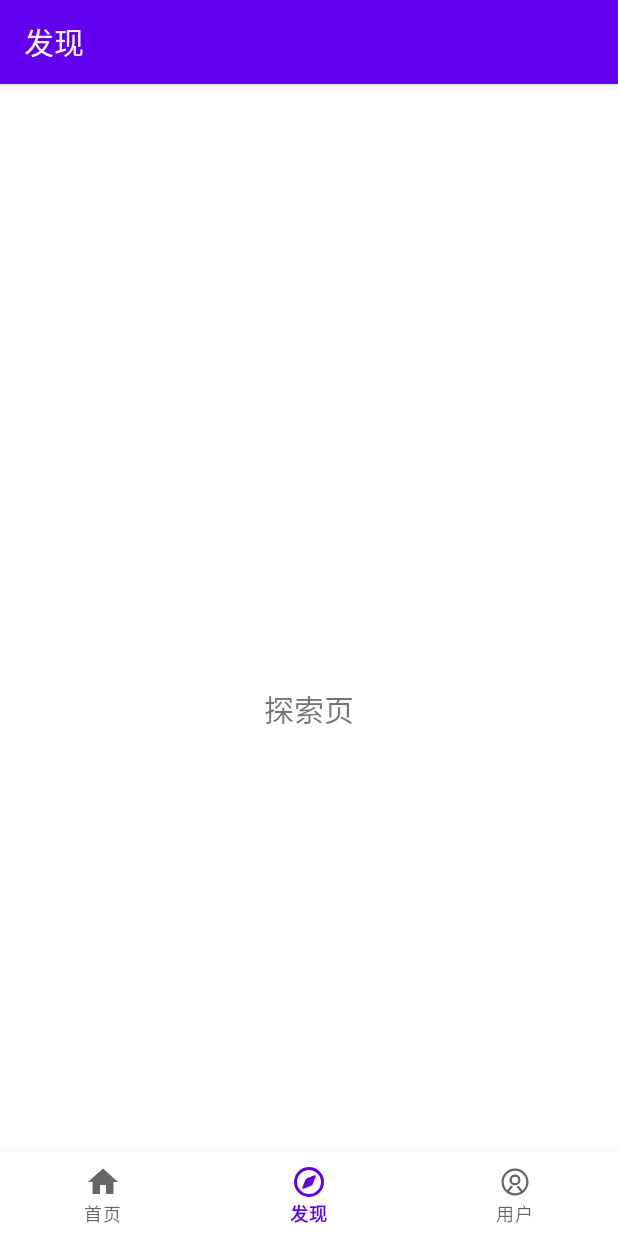
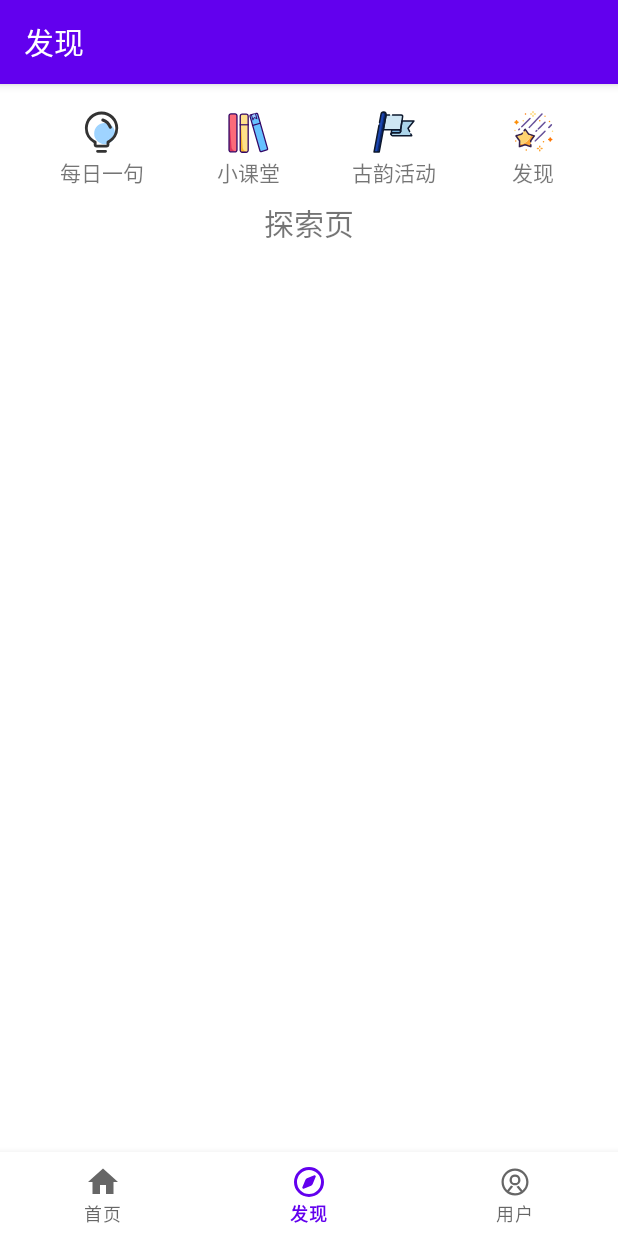
Before and after one commit to Uzemiu/guyunwu, an Android app: the ExploreFragment screen opened through its navigation route, on a phone screen of 412 x 824 dp. Run offline under Robolectric (Android 15) with nearby library versions, the phone set to English and light mode, and no system bars; our stand-ins replace navigation-ui.

Commit message:
feat: 每日一句

```diff
--- a/app/src/main/java/com/example/guyunwu/MainActivity.java
+++ b/app/src/main/java/com/example/guyunwu/MainActivity.java
@@ -2,6 +2,8 @@ package com.example.guyunwu;
 
 import android.os.Bundle;
 import com.google.android.material.bottomnavigation.BottomNavigationView;
+
+import androidx.appcompat.app.ActionBar;
 import androidx.appcompat.app.AppCompatActivity;
 import androidx.navigation.NavController;
 import androidx.navigation.Navigation;
--- /dev/null
+++ b/app/src/main/res/drawable/explore_book.xml
@@ -0,0 +1,42 @@
+<vector xmlns:android="http://schemas.android.com/apk/res/android"
+    android:width="32dp"
+    android:height="32dp"
+    android:viewportWidth="1024"
+    android:viewportHeight="1024">
+  <path
+      android:pathData="M253.5,933.3H130.7c-11.2,0 -21.4,-9.3 -21.4,-21.4V146.5c0,-10.2 8.4,-19.5 19.5,-19.5h124.6c11.2,0 21.4,9.3 21.4,21.4v764.5c0,11.2 -9.3,20.5 -21.4,20.5z"
+      android:fillColor="#DD365E"/>
+  <path
+      android:pathData="M256.3,933.3c9.3,2.8 18.6,-8.4 18.6,-18.6V145.6c0,-10.2 -8.4,-18.6 -18.6,-18.6H128.8c-10.2,0 -18.6,8.4 -18.6,18.6l49.3,687.3s-4.7,67.9 96.7,100.4z"
+      android:fillColor="#FC6B79"/>
+  <path
+      android:pathData="M234.9,138.1c15.8,0 27.9,12.1 27.9,27.9v728.2c0,15.8 -12.1,27.9 -27.9,27.9H149.3c-15.8,0 -27.9,-12.1 -27.9,-27.9V166c0,-15.8 12.1,-27.9 27.9,-27.9h85.6m0,-27.9H149.3c-30.7,0 -55.8,25.1 -55.8,55.8v728.2c0,30.7 25.1,55.8 55.8,55.8h85.6c30.7,0 55.8,-25.1 55.8,-55.8V166c0,-30.7 -24.2,-55.8 -55.8,-55.8z"
+      android:fillColor="#330867"/>
+  <path
+      android:pathData="M492.5,941.7H369.7c-11.2,0 -21.4,-9.3 -21.4,-21.4V154.9c0,-10.2 8.4,-19.5 19.5,-19.5h124.6c11.2,0 21.4,9.3 21.4,21.4V921.2c-0.9,11.2 -10.2,20.5 -21.4,20.5z"
+      android:fillColor="#F9B52B"/>
+  <path
+      android:pathData="M494.3,941.7c9.3,2.8 18.6,-8.4 18.6,-18.6V153.9c0,-10.2 -8.4,-18.6 -18.6,-18.6H366.9c-10.2,0 -18.6,8.4 -18.6,18.6l49.3,687.3s-3.7,67.9 96.7,100.4z"
+      android:fillColor="#FFE08A"/>
+  <path
+      android:pathData="M473.9,146.5c15.8,0 27.9,12.1 27.9,27.9V902.6c0,15.8 -12.1,27.9 -27.9,27.9h-85.6c-15.8,0 -27.9,-12.1 -27.9,-27.9V174.4c0,-15.8 12.1,-27.9 27.9,-27.9h85.6m0,-27.9h-85.6c-30.7,0 -55.8,25.1 -55.8,55.8V902.6c0,30.7 25.1,55.8 55.8,55.8h85.6c30.7,0 55.8,-25.1 55.8,-55.8V174.4c0,-30.7 -25.1,-55.8 -55.8,-55.8z"
+      android:fillColor="#330867"/>
+  <path
+      android:pathData="M332.5,345.5h197.2v25.1H332.5z"
+      android:fillColor="#330867"/>
+  <path
+      android:pathData="M912.8,893.3l-118.1,33.5c-11.2,2.8 -22.3,-2.8 -26,-13.9L557.6,175.3c-2.8,-10.2 2.8,-20.5 13,-23.3l120,-34.4c11.2,-2.8 22.3,3.7 26,13.9l211.1,734.7c2.8,12.1 -3.7,23.3 -14.9,27z"
+      android:fillColor="#66C1FF"/>
+  <path
+      android:pathData="M696.1,127.9c3.7,0 7.4,1.9 9.3,6.5l211.1,735.6c1.9,4.7 -1.9,10.2 -6.5,11.2l-118.1,33.5h-2.8c-3.7,0 -7.4,-1.9 -9.3,-6.5L568.7,174.4c-0.9,-2.8 0,-5.6 0.9,-7.4 0.9,-0.9 2.8,-3.7 5.6,-4.7l118.1,-33.5c0.9,0 1.9,-0.9 2.8,-0.9m0,-27.9c-3.7,0 -6.5,0.9 -10.2,1.9L567.8,135.4c-19.5,5.6 -31.6,26 -25.1,45.6L753.8,916.5c4.7,16.7 19.5,27 35.3,27 3.7,0 6.5,-0.9 10.2,-1.9l118.1,-33.5c19.5,-5.6 31.6,-26 25.1,-45.6L732.4,127c-4.7,-15.8 -19.5,-27 -36.3,-27z"
+      android:fillColor="#330867"/>
+  <path
+      android:pathData="M595.1,363.1l189.5,-54.3 6.9,24.1 -189.5,54.4z"
+      android:fillColor="#330867"/>
+  <path
+      android:pathData="M584.5,140.9l84.6,-24.2 32.5,113.5 -46.5,-23.3c-0.9,-0.9 -2.8,-1.9 -3.7,-1.9 -2.8,0 -6.5,1.9 -8.4,4.7l-27,43.7 -31.6,-112.5z"
+      android:fillColor="#99CAFF"/>
+  <path
+      android:pathData="M662.7,127.9l24.2,83.7 -27,-13.9c-2.8,-0.9 -5.6,-1.9 -8.4,-1.9 -6.5,0 -12.1,2.8 -15.8,9.3l-15.8,26 -24.2,-83.7 67,-19.5m13,-23.3L572.5,134.4 608.7,260.9c0.9,3.7 3.7,5.6 7.4,5.6 2.8,0 4.7,-0.9 6.5,-3.7L651.5,214.4l50.2,25.1c0.9,0.9 1.9,0.9 3.7,0.9 4.7,0 8.4,-4.7 7.4,-9.3l-37.2,-126.5z"
+      android:fillColor="#330867"/>
+</vector>
--- /dev/null
+++ b/app/src/main/res/drawable/explore_bulb.xml
@@ -0,0 +1,15 @@
+<vector xmlns:android="http://schemas.android.com/apk/res/android"
+    android:width="32dp"
+    android:height="32dp"
+    android:viewportWidth="1024"
+    android:viewportHeight="1024">
+  <path
+      android:pathData="M567.8,545.3m-222.5,0a222.5,222.5 0,1 0,444.9 0,222.5 222.5,0 1,0 -444.9,0Z"
+      android:fillColor="#9FD4FF"/>
+  <path
+      android:pathData="M534.4,222.9a36.3,36.3 0,0 1,5.4 1.2C624,250.2 688.1,312.6 720.6,400.6a31.5,31.5 0,0 1,-2 26.3A32.8,32.8 0,0 1,696.8 443.2a33.4,33.4 0,0 1,-11.4 0.5,32.3 32.3,0 0,1 -26.2,-20.8c-25.2,-68.1 -74.4,-116.4 -138.5,-136.4a32.7,32.7 0,0 1,13.7 -63.7zM416.9,955.5a30.2,30.2 0,0 1,0 -60.4h171.2a30.2,30.2 0,0 1,0 60.4z"
+      android:fillColor="#333333"/>
+  <path
+      android:pathData="M399.8,843.9a64.5,64.5 0,0 1,-64.5 -64.5v-34.1l-2.2,-1.1a338.7,338.7 0,0 1,-136.3 -128.8,368.2 368.2,0 0,1 -49.8,-187.4 355.5,355.5 0,1 1,711 0,368.4 368.4,0 0,1 -49.8,187.4 338.3,338.3 0,0 1,-136.3 128.8l-2.2,1.1v34.1a64.5,64.5 0,0 1,-64.5 64.5zM609.3,783.5v-59.4a30.1,30.1 0,0 1,18 -25.4c105.1,-45.9 170.4,-149.5 170.4,-270.5a295.1,295.1 0,0 0,-590.1 0c0,121 65.3,224.6 170.4,270.5a30.1,30.1 0,0 1,18.1 28.7v56.1z"
+      android:fillColor="#333333"/>
+</vector>
--- /dev/null
+++ b/app/src/main/res/drawable/explore_flag.xml
@@ -0,0 +1,36 @@
+<vector xmlns:android="http://schemas.android.com/apk/res/android"
+    android:width="32dp"
+    android:height="32dp"
+    android:viewportWidth="1024"
+    android:viewportHeight="1024">
+  <path
+      android:pathData="M653.8,496.3a31.5,31.5 0,0 1,-31.5 31.5h-141.8a31.5,31.5 0,0 0,-22.2 9.3l-1.4,1.6a27.4,27.4 0,0 0,-6.1 10.6L464.8,464.8h157.5a31.5,31.5 0,0 1,31.5 31.5z"
+      android:fillColor="#76B4E2"/>
+  <path
+      android:pathData="M343.6,140.9a55.6,55.6 0,0 1,0 8.8v1.1L284.6,464.8 197,937.3H86.8l149.3,-806.2a54.3,54.3 0,0 1,29.5 -38.9A57.2,57.2 0,0 1,289.3 86.8a54.3,54.3 0,0 1,54.3 54.2z"
+      android:fillColor="#0A2872"/>
+  <path
+      android:pathData="M296.4,140.9a55.6,55.6 0,0 1,0 8.8v1.1L237.3,464.8 149.8,937.3H86.8l149.3,-806.2a54.3,54.3 0,0 1,29.5 -38.9,54.3 54.3,0 0,1 30.9,48.8z"
+      android:fillColor="#1B45AF"/>
+  <path
+      android:pathData="M695.6,186L682.1,275.8l-26,173.3 -2.4,15.8v31.5a31.5,31.5 0,0 0,-31.5 -31.5H284.6l58.1,-313.9V149.8h321.8a31.5,31.5 0,0 1,31.2 36.2z"
+      android:fillColor="#CEE6F4"/>
+  <path
+      android:pathData="M937.3,275.8l-126,157.5 78.8,157.5H480.5a31.5,31.5 0,0 1,-28.7 -18.6A29.8,29.8 0,0 1,449 559.3l1.6,-9.8a27.4,27.4 0,0 1,6.1 -10.6l1.4,-1.6A31.5,31.5 0,0 1,480.5 527.8h141.8a31.5,31.5 0,0 0,31.5 -31.5v-31.5l2.4,-15.8 26,-173.3z"
+      android:fillColor="#ACD5EA"/>
+  <path
+      android:pathData="M197,953H86.8a15.8,15.8 0,0 1,-12.1 -5.7,15.8 15.8,0 0,1 -3.6,-12.9l105.1,-567a15.8,15.8 0,0 1,31.5 5.7L105.7,921.5h78.8l142.7,-773.2v-1.1a40.6,40.6 0,0 0,0 -6.3,38.6 38.6,0 0,0 -75.6,-6.9l-32.8,176.7a15.8,15.8 0,0 1,-31.5 -5.7L220.6,128.2a69.9,69.9 0,0 1,138.8 12.8,66.9 66.9,0 0,1 -0.9,11.2 2,2 0,0 1,0 0.9L212.8,940.1a15.8,15.8 0,0 1,-15.8 12.9z"
+      android:fillColor="#0D182D"/>
+  <path
+      android:pathData="M653.8,512a15.8,15.8 0,0 1,-15.8 -15.8,15.8 15.8,0 0,0 -15.8,-15.8H284.6a15.8,15.8 0,0 1,-12.1 -5.7,15.8 15.8,0 0,1 -3.3,-12.9l58,-313.6a15.8,15.8 0,0 1,15.8 -13.9H417.5a15.8,15.8 0,0 1,0 31.5h-61.6L303.5,449H622.3a49.9,49.9 0,0 1,17.5 3.3l40.3,-268.7a15.8,15.8 0,0 0,-3.6 -12.6,15.8 15.8,0 0,0 -12,-5.5H480.5a15.8,15.8 0,0 1,0 -31.5h184a47.3,47.3 0,0 1,47.3 54.3L669.5,466V496.3a15.8,15.8 0,0 1,-15.8 15.8z"
+      android:fillColor="#0D182D"/>
+  <path
+      android:pathData="M890,606.5H480.5a47.3,47.3 0,0 1,-43 -27.9A43.2,43.2 0,0 1,433.3 559.3a13.5,13.5 0,0 1,0 -2.5l1.6,-9.8a24.4,24.4 0,0 1,1.1 -3.6,41.6 41.6,0 0,1 9.4,-15.8l1.6,-1.7A46.1,46.1 0,0 1,480.5 512h141.8a14.6,14.6 0,0 0,10.9 -4.6A15.8,15.8 0,0 0,638 496.3v-31.5a12,12 0,0 1,0 -2.4l28.4,-189a15.8,15.8 0,0 1,15.8 -13.4H937.3a15.8,15.8 0,0 1,12.3 25.7l-119.7,149.6L858.5,492.5a15.8,15.8 0,1 1,-28 14.2l-33.2,-66.3a15.8,15.8 0,0 1,1.7 -16.9l105.5,-132H695.6L669.5,466V496.3a47.3,47.3 0,0 1,-47.3 47.3h-141.8a14.6,14.6 0,0 0,-10.9 4.6l-1.6,1.6a15.8,15.8 0,0 0,-2.2 3.9l-1.1,6.8a18.3,18.3 0,0 0,1.3 5A15.8,15.8 0,0 0,480.5 575h384l-6,-12a15.8,15.8 0,1 1,28 -14.2l17.5,34.8A15.8,15.8 0,0 1,890 606.5z"
+      android:fillColor="#0D182D"/>
+  <path
+      android:pathData="M449,575h-1.3a15.8,15.8 0,0 1,-14.5 -15.8,42.4 42.4,0 0,1 2.5,-15.8 15.8,15.8 0,0 1,30.4 7.9l-1.6,9.8A15.8,15.8 0,0 1,449 575z"
+      android:fillColor="#0D182D"/>
+  <path
+      android:pathData="M450.7,564.9a13.4,13.4 0,0 1,-3.6 0,15.8 15.8,0 0,1 -12,-17.8l13.9,-84.9a15.8,15.8 0,0 1,15.8 -13.2h157.5a47.3,47.3 0,0 1,47.3 47.3,47.3 47.3,0 0,1 -47.3,47.3h-141.8a14.6,14.6 0,0 0,-10.9 4.6l-1.6,1.7a9.8,9.8 0,0 0,-2.4 4.3,15.8 15.8,0 0,1 -15,10.9zM478.1,480.5l-5.4,31.5a41.4,41.4 0,0 1,7.7 0h141.8a14.6,14.6 0,0 0,10.9 -4.6A15.8,15.8 0,0 0,638 496.3a15.8,15.8 0,0 0,-15.8 -15.8z"
+      android:fillColor="#0D182D"/>
+</vector>
--- /dev/null
+++ b/app/src/main/res/drawable/explore_star.xml
@@ -0,0 +1,54 @@
+<vector xmlns:android="http://schemas.android.com/apk/res/android"
+    android:width="32dp"
+    android:height="32dp"
+    android:viewportWidth="1024"
+    android:viewportHeight="1024">
+  <path
+      android:pathData="M464,696.3l2.1,128 -121.1,-41.4L224,824.3l1,-56.3a256,256 0,0 0,247.7 -194.9l68.2,21z"
+      android:fillColor="#FDA736"/>
+  <path
+      android:pathData="M472.6,573.1A256,256 0,0 1,225 768l1.1,-71.7c-24.2,-32 -8,-10.6 -76.8,-102.2L272,556.5l73.4,-104.6c50.7,72.2 34.1,48 73.6,104.6z"
+      android:fillColor="#FED370"/>
+  <path
+      android:pathData="M345,800c-124.8,42.7 -121.1,44.2 -130.4,37.4s-6.7,0 -4.6,-135.7c-77.6,-103.4 -80,-101.4 -75.8,-112s-2.4,-6.4 128,-46.4L272,528a16,16 0,0 1,26.2 18.6c-21.1,29.9 0,18.2 -122.2,55.8 67.5,89.6 66.6,86.1 66.4,93.9L240,801.8 339.8,768c7.2,-2.4 3,-2.4 109.9,34.1v-17.4a16,16 0,0 1,32 0c0,41.1 2.9,48 -5.9,53.6s-5.9,4.3 -130.9,-38.2zM448,720c0,-37.1 -10.9,-15 66.1,-117.4 -107.4,-33.1 -104.5,-30.7 -109,-37.1L345,480l-10.2,14.7a16,16 0,0 1,-26.2 -18.2c42.9,-61.4 28.3,-64 120,66.6l117,36a16,16 0,0 1,8.2 25l-73.6,97.6V720a16,16 0,0 1,-32 0z"
+      android:fillColor="#35214C"/>
+  <path
+      android:pathData="M864,704a16,16 0,0 0,-16 -16,16 16,0 0,1 0,-32 16,16 0,0 0,16 -16,16 16,0 0,1 32,0 16,16 0,0 0,16 16,16 16,0 0,1 0,32 16,16 0,0 0,-16 16,16 16,0 0,1 -32,0z"
+      android:fillColor="#FD7504"/>
+  <path
+      android:pathData="M144,336a16,16 0,0 0,-16 -16,16 16,0 0,1 0,-32 16,16 0,0 0,16 -16,16 16,0 0,1 32,0 16,16 0,0 0,16 16,16 16,0 0,1 0,32 16,16 0,0 0,-16 16,16 16,0 0,1 -32,0z"
+      android:fillColor="#FD8F07"/>
+  <path
+      android:pathData="M432,432a16,16 0,0 1,-11.7 -27l272,-288a16,16 0,0 1,23.4 22.1C421.6,450.2 442.1,432 432,432zM624,464a16,16 0,0 1,-11.4 -27.4l144,-144a16,16 0,0 1,22.7 22.7C624,471.5 633.4,464 624,464zM576,512a16,16 0,0 1,-11.4 -27.4l16,-16a16,16 0,0 1,22.7 22.7C586.4,508.3 584.3,512 576,512zM848,432a16,16 0,0 1,-11.4 -27.4l56,-56a16,16 0,0 1,22.7 22.7C855.2,432 857,432 848,432zM560,720a16,16 0,0 1,-11.4 -27.4l208,-208a16,16 0,0 1,22.7 22.7C553.9,732.6 569.4,720 560,720zM272,416a16,16 0,0 1,-11.4 -27.4l176,-176a16,16 0,0 1,22.7 22.7C267.8,426.7 281.4,416 272,416zM208,480a16,16 0,0 1,-11.4 -27.4l16,-16a16,16 0,0 1,22.7 22.7C218.4,476.3 216.3,480 208,480z"
+      android:fillColor="#68539B"/>
+  <path
+      android:pathData="M752,720a16,16 0,0 1,-32 0,16 16,0 0,1 32,0zM672,272a16,16 0,0 1,-32 0,16 16,0 0,1 32,0z"
+      android:fillColor="#FD8F07"/>
+  <path
+      android:pathData="M784,176a16,16 0,0 1,-32 0,16 16,0 0,1 32,0z"
+      android:fillColor="#FDA736"/>
+  <path
+      android:pathData="M320,272a16,16 0,0 1,-32 0,16 16,0 0,1 32,0z"
+      android:fillColor="#FED370"/>
+  <path
+      android:pathData="M880,288a16,16 0,0 1,-32 0,16 16,0 0,1 32,0zM160,704a16,16 0,0 1,-32 0,16 16,0 0,1 32,0z"
+      android:fillColor="#FD8F07"/>
+  <path
+      android:pathData="M944,496a16,16 0,0 1,-32 0,16 16,0 0,1 32,0z"
+      android:fillColor="#FED370"/>
+  <path
+      android:pathData="M384,896a16,16 0,0 1,-32 0,16 16,0 0,1 32,0z"
+      android:fillColor="#FD8F07"/>
+  <path
+      android:pathData="M368,128a16,16 0,0 1,-32 0,16 16,0 0,1 32,0z"
+      android:fillColor="#FD7504"/>
+  <path
+      android:pathData="M144,480a16,16 0,0 1,-32 0,16 16,0 0,1 32,0z"
+      android:fillColor="#FED370"/>
+  <path
+      android:pathData="M640,832v-16a16,16 0,0 1,32 0v16a16,16 0,0 1,-32 0zM704,880h-16a16,16 0,0 1,0 -32h16a16,16 0,0 1,0 32zM624,880h-16a16,16 0,0 1,0 -32h16a16,16 0,0 1,0 32zM640,912v-16a16,16 0,0 1,32 0v16a16,16 0,0 1,-32 0z"
+      android:fillColor="#FDA736"/>
+  <path
+      android:pathData="M496,96V80a16,16 0,0 1,32 0v16a16,16 0,0 1,-32 0zM560,144h-16a16,16 0,0 1,0 -32h16a16,16 0,0 1,0 32zM480,144h-16a16,16 0,0 1,0 -32h16a16,16 0,0 1,0 32zM496,176v-16a16,16 0,0 1,32 0v16a16,16 0,0 1,-32 0z"
+      android:fillColor="#FED370"/>
+</vector>
--- a/app/src/main/res/layout/activity_main.xml
+++ b/app/src/main/res/layout/activity_main.xml
@@ -4,8 +4,7 @@
         xmlns:app="http://schemas.android.com/apk/res-auto"
         android:id="@+id/container"
         android:layout_width="match_parent"
-        android:layout_height="match_parent"
-        android:paddingTop="?attr/actionBarSize">
+        android:layout_height="match_parent">
 
     <com.google.android.material.bottomnavigation.BottomNavigationView
             android:id="@+id/nav_view"
--- a/app/src/main/res/layout/fragment_explore.xml
+++ b/app/src/main/res/layout/fragment_explore.xml
@@ -1,11 +1,93 @@
 <?xml version="1.0" encoding="utf-8"?>
-<androidx.constraintlayout.widget.ConstraintLayout
-        xmlns:android="http://schemas.android.com/apk/res/android"
+<androidx.constraintlayout.widget.ConstraintLayout xmlns:android="http://schemas.android.com/apk/res/android"
     xmlns:app="http://schemas.android.com/apk/res-auto"
     xmlns:tools="http://schemas.android.com/tools"
     android:layout_width="match_parent"
     android:layout_height="match_parent"
+    android:padding="16dp"
+    android:focusable="true"
     tools:context=".ui.explore.ExploreFragment">
+
+    <ScrollView
+        android:layout_width="match_parent"
+        android:layout_height="match_parent"
+        app:layout_constraintTop_toTopOf="parent">
+
+        <LinearLayout
+            android:id="@+id/explore_scroll_view_wrapper"
+            android:layout_width="match_parent"
+            android:layout_height="wrap_content"
+            android:orientation="vertical">
+
+            <LinearLayout
+                android:id="@+id/explore_header"
+                android:layout_width="match_parent"
+                android:layout_height="wrap_content"
+                android:orientation="horizontal"
+                app:layout_constraintTop_toTopOf="parent"
+                android:baselineAligned="false">
+
+                <TextView
+                    android:id="@+id/explore_to_daily_page"
+                    android:layout_width="wrap_content"
+                    android:layout_height="match_parent"
+                    android:autoSizeTextType="uniform"
+                    android:gravity="center"
+                    android:layout_weight="1"
+                    android:text="每日一句"
+                    android:textSize="14sp"
+                    app:drawableTopCompat="@drawable/explore_bulb">
+                </TextView>
+
+                <TextView
+                    android:layout_width="wrap_content"
+                    android:layout_height="match_parent"
+                    android:autoSizeTextType="uniform"
+                    android:gravity="center"
+                    android:layout_weight="1"
+                    android:text="小课堂"
+                    android:textSize="14sp"
+                    app:drawableTopCompat="@drawable/explore_book">
+                </TextView>
+
+                <TextView
+                    android:layout_width="wrap_content"
+                    android:layout_height="match_parent"
+                    android:autoSizeTextType="uniform"
+                    android:gravity="center"
+                    android:layout_weight="1"
+                    android:text="古韵活动"
+                    android:textSize="14sp"
+                    app:drawableTopCompat="@drawable/explore_flag">
+                </TextView>
+
+                <TextView
+                    android:layout_width="wrap_content"
+                    android:layout_height="match_parent"
+                    android:autoSizeTextType="uniform"
+                    android:gravity="center"
+                    android:layout_weight="1"
+                    android:text="发现"
+                    android:textSize="14sp"
+                    app:drawableTopCompat="@drawable/explore_star">
+                </TextView>
+
+            </LinearLayout>
+
+
+
+
+
+
+
+
+            <LinearLayout
+                android:layout_width="match_parent"
+                android:layout_height="200dp"
+                android:orientation="horizontal"
+                app:layout_constraintTop_toBottomOf="@id/explore_header"
+                app:layout_editor_absoluteX="0dp"
+                app:layout_editor_absoluteY="0dp">
 
                 <TextView
                     android:id="@+id/text_dashboard"
@@ -16,8 +98,15 @@
                     android:layout_marginEnd="8dp"
                     android:textAlignment="center"
                     android:textSize="20sp"
+                    app:layout_constraintBottom_toBottomOf="parent"
                     app:layout_constraintEnd_toEndOf="parent"
                     app:layout_constraintStart_toStartOf="parent"
-            app:layout_constraintTop_toTopOf="parent"
-            app:layout_constraintBottom_toBottomOf="parent"/>
+                    app:layout_constraintTop_toTopOf="parent" />
+            </LinearLayout>
+
+        </LinearLayout>
+
+    </ScrollView>
+
+
 </androidx.constraintlayout.widget.ConstraintLayout>
--- /dev/null
+++ b/app/src/main/res/values-land/dimens.xml
@@ -0,0 +1,3 @@
+<resources>
+      <dimen name="fab_margin">48dp</dimen>
+   </resources>
--- /dev/null
+++ b/app/src/main/res/values-w1240dp/dimens.xml
@@ -0,0 +1,3 @@
+<resources>
+      <dimen name="fab_margin">200dp</dimen>
+   </resources>
--- /dev/null
+++ b/app/src/main/res/values-w600dp/dimens.xml
@@ -0,0 +1,3 @@
+<resources>
+      <dimen name="fab_margin">48dp</dimen>
+   </resources>
--- a/app/src/main/res/values/dimens.xml
+++ b/app/src/main/res/values/dimens.xml
@@ -2,4 +2,5 @@
     <!-- Default screen margins, per the Android Design guidelines. -->
     <dimen name="activity_horizontal_margin">16dp</dimen>
     <dimen name="activity_vertical_margin">16dp</dimen>
+    <dimen name="fab_margin">16dp</dimen>
 </resources>
--- a/app/src/main/res/values/themes.xml
+++ b/app/src/main/res/values/themes.xml
@@ -13,4 +13,10 @@
         <item name="android:statusBarColor" tools:targetApi="l">?attr/colorPrimaryVariant</item>
         <!-- Customize your theme here. -->
     </style>
+    <style name="Theme.GuYunWu.NoActionBar">
+        <item name="windowActionBar">false</item>
+        <item name="windowNoTitle">true</item>
+    </style>
+    <style name="Theme.GuYunWu.AppBarOverlay" parent="ThemeOverlay.AppCompat.Dark.ActionBar" />
+    <style name="Theme.GuYunWu.PopupOverlay" parent="ThemeOverlay.AppCompat.Light" />
 </resources>
```
Also changed, not shown: app/src/main/AndroidManifest.xml (+9 -2 lines), app/src/main/java/com/example/guyunwu/ui/explore/ExploreFragment.java (+15 -0 lines), app/src/main/java/com/example/guyunwu/ui/explore/daily/DailySentence.java (added, +56 -0 lines), app/src/main/java/com/example/guyunwu/ui/explore/daily/DailySentenceActivity.java (added, +103 -0 lines), app/src/main/java/com/example/guyunwu/ui/explore/daily/DailySentenceAdapter.java (added, +65 -0 lines), app/src/main/res/layout/activity_daily_sentence.xml (added, +15 -0 lines), app/src/main/res/layout/daily_sentence.xml (added, +85 -0 lines), 1 other file. Lines whose indentation alone changed are shown as unchanged.
